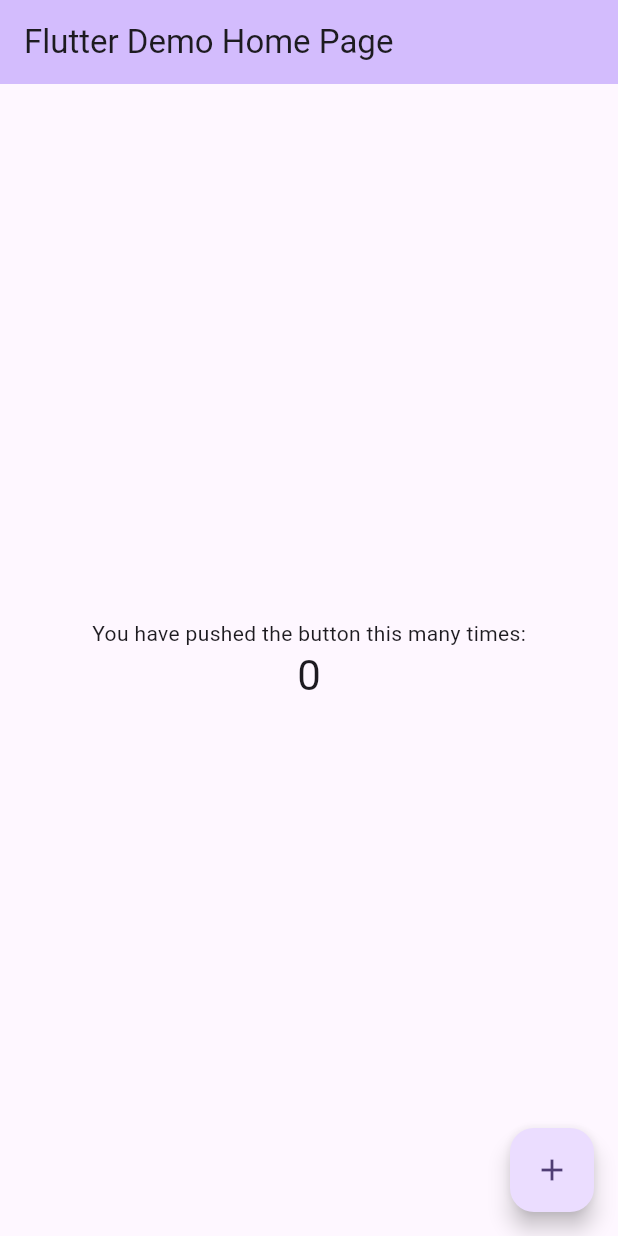
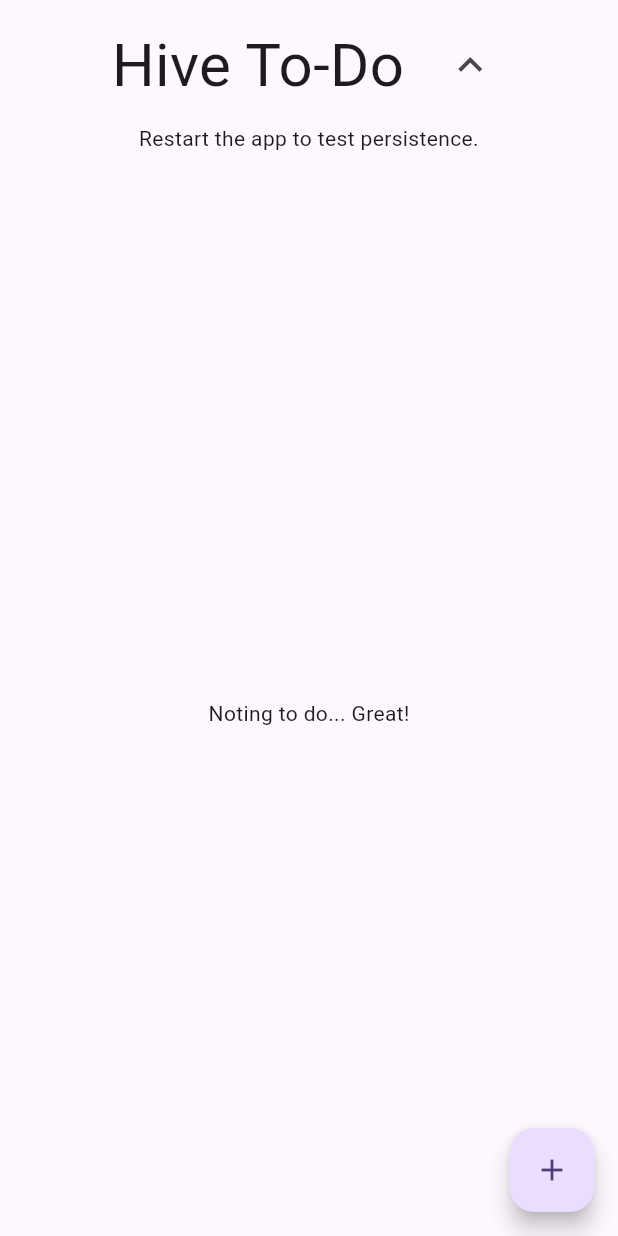
Before and after one commit to DevAiKaiSys/flutter-tutorials, a Flutter app: the screen it shows after launch, on a phone screen of 412 x 824 dp. Run offline on Flutter 3.47's test engine with Material 3 defaults, Android fonts, the phone set to English and light mode, and no system bars; our stand-ins replace hive, hive_flutter; accounts and stored records are empty.

Commit message:
example code todo CRUD

```diff
--- a/Hive/todo/lib/main.dart
+++ b/Hive/todo/lib/main.dart
@@ -1,6 +1,14 @@
+import 'package:flutter/foundation.dart';
 import 'package:flutter/material.dart';
+import 'package:hive_flutter/hive_flutter.dart';
+import 'package:todo/todo.dart';
 
-void main() {
+import 'new_todo_dialog.dart';
+import 'todo_list.dart';
+
+Future<void> main() async {
+  await Hive.initFlutter();
+  Hive.registerAdapter(TodoAdapter());
   runApp(const MyApp());
 }
 
@@ -10,60 +18,124 @@ class MyApp extends StatelessWidget {
   @override
   Widget build(BuildContext context) {
     return MaterialApp(
-      title: 'Flutter Demo',
+      title: 'Hive To-Do App',
       theme: ThemeData(
         colorScheme: ColorScheme.fromSeed(seedColor: Colors.deepPurple),
         useMaterial3: true,
       ),
-      home: const MyHomePage(title: 'Flutter Demo Home Page'),
+      home: Center(
+        child: ConstrainedBox(
+          constraints: const BoxConstraints(maxWidth: 600),
+          child: FutureBuilder(
+            future: Future.wait([
+              Hive.openBox('settings'),
+              Hive.openBox<Todo>('todos'),
+            ]),
+            builder: (context, snapshot) {
+              if (snapshot.connectionState == ConnectionState.done) {
+                if (snapshot.error != null) {
+                  if (kDebugMode) {
+                    print(snapshot.error);
+                  }
+                  return const Scaffold(
+                    body: Center(
+                      child: Text('Something went wrong :/'),
+                    ),
+                  );
+                } else {
+                  return const TodoMainScreen();
+                }
+              } else {
+                /*return const Scaffold(
+                  body: Center(
+                    child: Text('Opening Hive...'),
+                  ),
+                );*/
+                return const CircularProgressIndicator();
+              }
+            },
+          ),
+        ),
+      ),
     );
   }
 }
 
-class MyHomePage extends StatefulWidget {
-  const MyHomePage({super.key, required this.title});
-
-  final String title;
-
-  @override
-  State<MyHomePage> createState() => _MyHomePageState();
-}
-
-class _MyHomePageState extends State<MyHomePage> {
-  int _counter = 0;
-
-  void _incrementCounter() {
-    setState(() {
-      _counter++;
-    });
-  }
+class TodoMainScreen extends StatelessWidget {
+  const TodoMainScreen({super.key});
 
   @override
   Widget build(BuildContext context) {
     return Scaffold(
-      appBar: AppBar(
-        backgroundColor: Theme.of(context).colorScheme.inversePrimary,
-        title: Text(widget.title),
+      body: SafeArea(
+        child: Padding(
+          padding: const EdgeInsets.all(15.0),
+          child: ValueListenableBuilder(
+            valueListenable: Hive.box('settings').listenable(),
+            builder: _buildWithBox,
+          ),
+        ),
       ),
-      body: Center(
-        child: Column(
+      floatingActionButton: FloatingActionButton(
+        child: const Icon(Icons.add),
+        onPressed: () {
+          showDialog(
+            context: context,
+            builder: (context) {
+              return const NewTodoDialog();
+            },
+          );
+        },
+      ),
+    );
+  }
+
+  Widget _buildWithBox(
+      BuildContext context, Box<dynamic> settings, Widget? child) {
+    var reversed = settings.get('reversed', defaultValue: true) as bool;
+    return Column(
+      crossAxisAlignment: CrossAxisAlignment.center,
+      children: <Widget>[
+        Row(
           mainAxisAlignment: MainAxisAlignment.center,
           children: <Widget>[
             const Text(
-              'You have pushed the button this many times:',
+              'Hive To-Do',
+              style: TextStyle(fontSize: 40),
             ),
-            Text(
-              '$_counter',
-              style: Theme.of(context).textTheme.headlineMedium,
+            const SizedBox(width: 20),
+            IconButton(
+              icon: Icon(
+                reversed ? Icons.keyboard_arrow_up : Icons.keyboard_arrow_down,
+                size: 32,
+              ),
+              onPressed: () {
+                settings.put('reversed', !reversed);
+              },
             ),
           ],
         ),
-      ),
-      floatingActionButton: FloatingActionButton(
-        onPressed: _incrementCounter,
-        tooltip: 'Increment',
-        child: const Icon(Icons.add),
-      ),
+        const SizedBox(height: 10),
+        const Text(
+          kIsWeb
+              ? 'Refresh this tab to test persistence.'
+              : 'Restart the app to test persistence.',
+          textAlign: TextAlign.center,
+        ),
+        const SizedBox(height: 40),
+        Expanded(
+          child: ValueListenableBuilder<Box<Todo>>(
+            valueListenable: Hive.box<Todo>('todos').listenable(),
+            builder: (context, box, _) {
+              var todos = box.values.toList().cast<Todo>();
+              if (reversed) {
+                todos = todos.reversed.toList();
+              }
+              return TodoList(todos);
+            },
+          ),
+        ),
+      ],
     );
   }
 }
```
Also changed, not shown: Hive/todo/lib/new_todo_dialog.dart (added, +61 -0 lines), Hive/todo/lib/todo_list.dart (added, +72 -0 lines).
